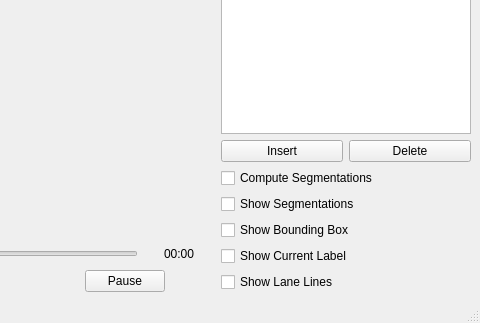
Above: App.ui from byq-luo/bosch before the change; both pictures show x 865 to 1345 and y 360 to 683 of the 1345 by 683 pixel window. Below: the same form after it.
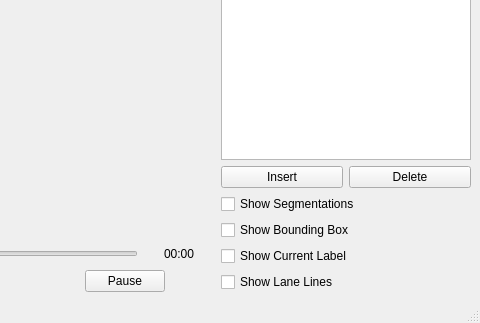
That is the form after the change. Custom widgets are drawn as their Qt base class.

What changed in the file:
```diff
--- a/App.ui
+++ b/App.ui
@@ -309,13 +309,6 @@
         </item>
        </layout>
       </item>
-      <item>
-       <widget class="QCheckBox" name="checkBox">
-        <property name="text">
-         <string>Compute Segmentations</string>
-        </property>
-       </widget>
-      </item>
       <item>
        <widget class="QCheckBox" name="showSegmentationsCheckbox">
         <property name="text">
```
